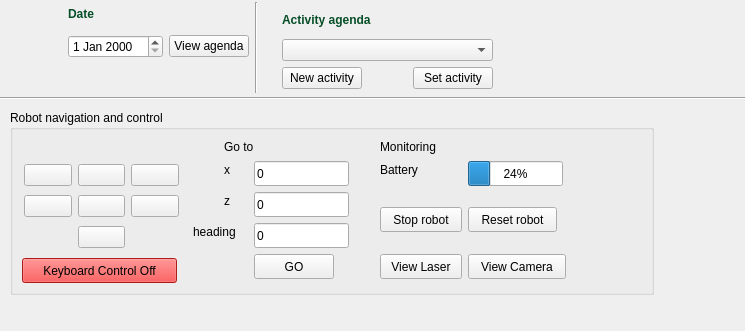
Before: the Qt Designer form humanObserverAgent_GUI/src/mainUI.ui in rahulkatiyar19955/gsoc-gui-dev, drawn with Qt 5.
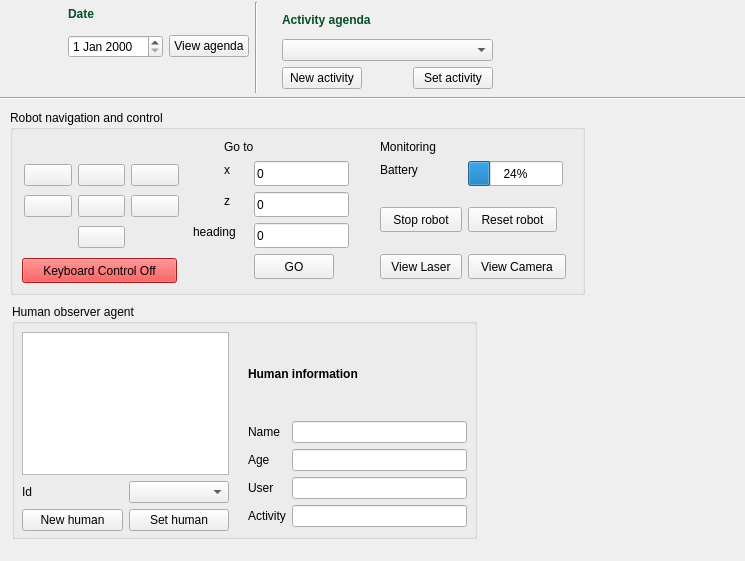
After: the same form once the commit is applied. Icons and pictures are not drawn.

Commit message: added human observer gui element

Patch:
```diff
--- a/humanObserverAgent_GUI/src/mainUI.ui
+++ b/humanObserverAgent_GUI/src/mainUI.ui
@@ -7,7 +7,7 @@
     <x>0</x>
     <y>0</y>
     <width>745</width>
-    <height>331</height>
+    <height>561</height>
    </rect>
   </property>
   <property name="windowTitle">
@@ -31,7 +31,7 @@
     <rect>
      <x>10</x>
      <y>110</y>
-     <width>644</width>
+     <width>575</width>
      <height>185</height>
     </rect>
    </property>
@@ -465,6 +465,166 @@
     </item>
    </layout>
   </widget>
+  <widget class="QGroupBox" name="humanObsAgent">
+   <property name="geometry">
+    <rect>
+     <x>12</x>
+     <y>304</y>
+     <width>465</width>
+     <height>235</height>
+    </rect>
+   </property>
+   <property name="title">
+    <string>Human observer agent</string>
+   </property>
+   <widget class="QPushButton" name="pushButton_3">
+    <property name="geometry">
+     <rect>
+      <x>156</x>
+      <y>236</y>
+      <width>71</width>
+      <height>23</height>
+     </rect>
+    </property>
+    <property name="text">
+     <string>to DSR</string>
+    </property>
+   </widget>
+   <widget class="QWidget" name="">
+    <property name="geometry">
+     <rect>
+      <x>236</x>
+      <y>30</y>
+      <width>219</width>
+      <height>193</height>
+     </rect>
+    </property>
+    <layout class="QVBoxLayout" name="verticalLayout_3">
+     <item>
+      <widget class="QLabel" name="label_4">
+       <property name="text">
+        <string>&lt;html&gt;&lt;head/&gt;&lt;body&gt;&lt;p&gt;&lt;span style=&quot; font-weight:600;&quot;&gt;Human information&lt;/span&gt;&lt;/p&gt;&lt;/body&gt;&lt;/html&gt;</string>
+       </property>
+      </widget>
+     </item>
+     <item>
+      <layout class="QHBoxLayout" name="horizontalLayout">
+       <item>
+        <layout class="QVBoxLayout" name="verticalLayout_2">
+         <item>
+          <widget class="QLabel" name="label_5">
+           <property name="text">
+            <string>Name</string>
+           </property>
+          </widget>
+         </item>
+         <item>
+          <widget class="QLabel" name="label_6">
+           <property name="text">
+            <string>Age</string>
+           </property>
+          </widget>
+         </item>
+         <item>
+          <widget class="QLabel" name="label_7">
+           <property name="text">
+            <string>User</string>
+           </property>
+          </widget>
+         </item>
+         <item>
+          <widget class="QLabel" name="label_8">
+           <property name="text">
+            <string>Activity</string>
+           </property>
+          </widget>
+         </item>
+        </layout>
+       </item>
+       <item>
+        <layout class="QVBoxLayout" name="verticalLayout">
+         <item>
+          <widget class="QLineEdit" name="lineEdit_4">
+           <property name="text">
+            <string/>
+           </property>
+          </widget>
+         </item>
+         <item>
+          <widget class="QLineEdit" name="lineEdit_5">
+           <property name="text">
+            <string/>
+           </property>
+          </widget>
+         </item>
+         <item>
+          <widget class="QLineEdit" name="lineEdit_6">
+           <property name="text">
+            <string/>
+           </property>
+          </widget>
+         </item>
+         <item>
+          <widget class="QLineEdit" name="lineEdit_7">
+           <property name="text">
+            <string/>
+           </property>
+          </widget>
+         </item>
+        </layout>
+       </item>
+      </layout>
+     </item>
+    </layout>
+   </widget>
+   <widget class="QWidget" name="">
+    <property name="geometry">
+     <rect>
+      <x>10</x>
+      <y>28</y>
+      <width>207</width>
+      <height>199</height>
+     </rect>
+    </property>
+    <layout class="QVBoxLayout" name="verticalLayout_4">
+     <item>
+      <widget class="QGraphicsView" name="graphicsView_2"/>
+     </item>
+     <item>
+      <layout class="QHBoxLayout" name="horizontalLayout_2">
+       <item>
+        <widget class="QLabel" name="label_14">
+         <property name="text">
+          <string>Id</string>
+         </property>
+        </widget>
+       </item>
+       <item>
+        <widget class="QComboBox" name="comboBox"/>
+       </item>
+      </layout>
+     </item>
+     <item>
+      <layout class="QHBoxLayout" name="horizontalLayout_3">
+       <item>
+        <widget class="QPushButton" name="pushButton_15">
+         <property name="text">
+          <string>New human</string>
+         </property>
+        </widget>
+       </item>
+       <item>
+        <widget class="QPushButton" name="pushButton_16">
+         <property name="text">
+          <string>Set human</string>
+         </property>
+        </widget>
+       </item>
+      </layout>
+     </item>
+    </layout>
+   </widget>
+  </widget>
  </widget>
  <resources>
   <include location="mainUIDate.qrc"/>
```
Left out of the diff: 2 changed lines with no effect on the pictures. The commit also changes 1 other file.
